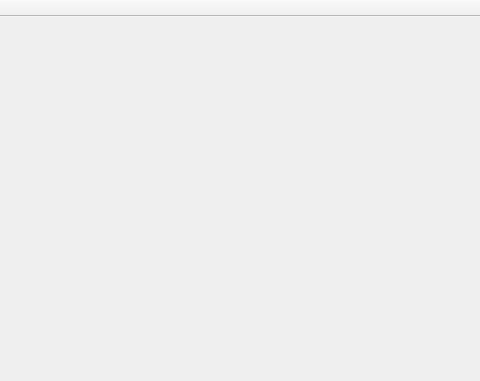
Old version of the form controle.ui in the repository rafael-batista/Semaforo; both pictures show x 86 to 566 and y 0 to 381 of the 800 by 500 pixel window.
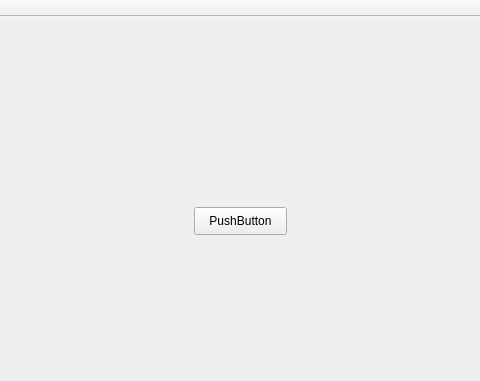
New version of the form.

Commit message: teste botão

Diff of the .ui file:
```diff
--- a/controle.ui
+++ b/controle.ui
@@ -14,6 +14,19 @@
    <string>Controle</string>
   </property>
   <widget class="QWidget" name="centralWidget">
+   <widget class="QPushButton" name="pushButton_2">
+    <property name="geometry">
+     <rect>
+      <x>280</x>
+      <y>190</y>
+      <width>93</width>
+      <height>28</height>
+     </rect>
+    </property>
+    <property name="text">
+     <string>PushButton</string>
+    </property>
+   </widget>
    <widget class="QSplitter" name="splitter">
     <property name="geometry">
      <rect>
```
